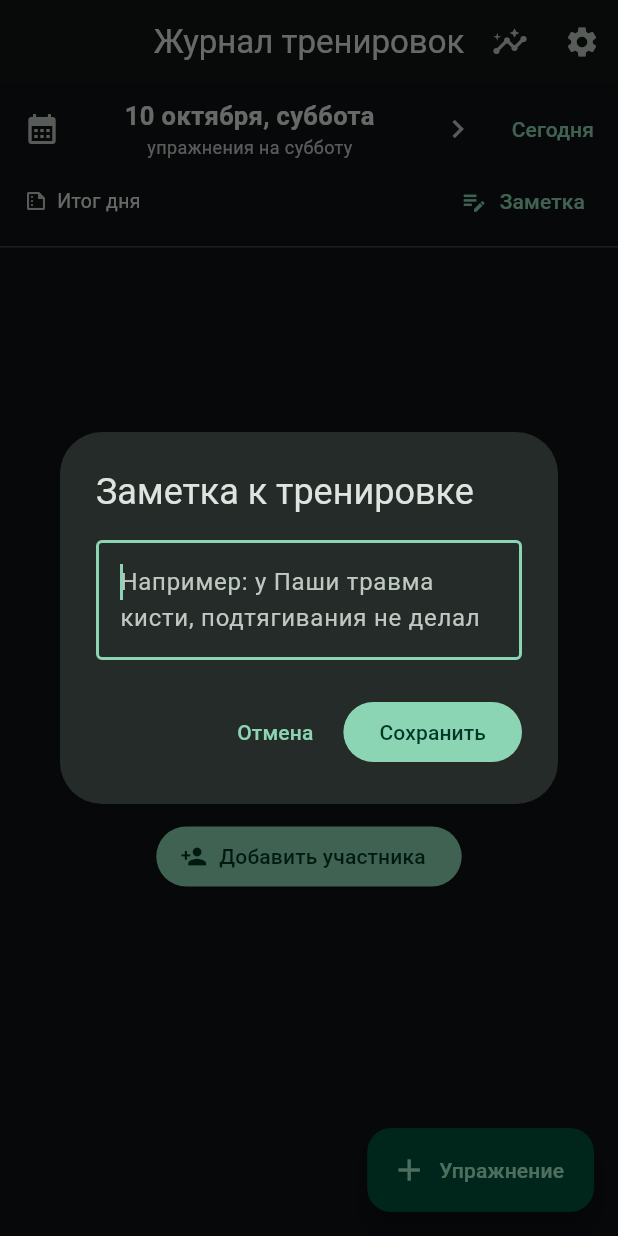
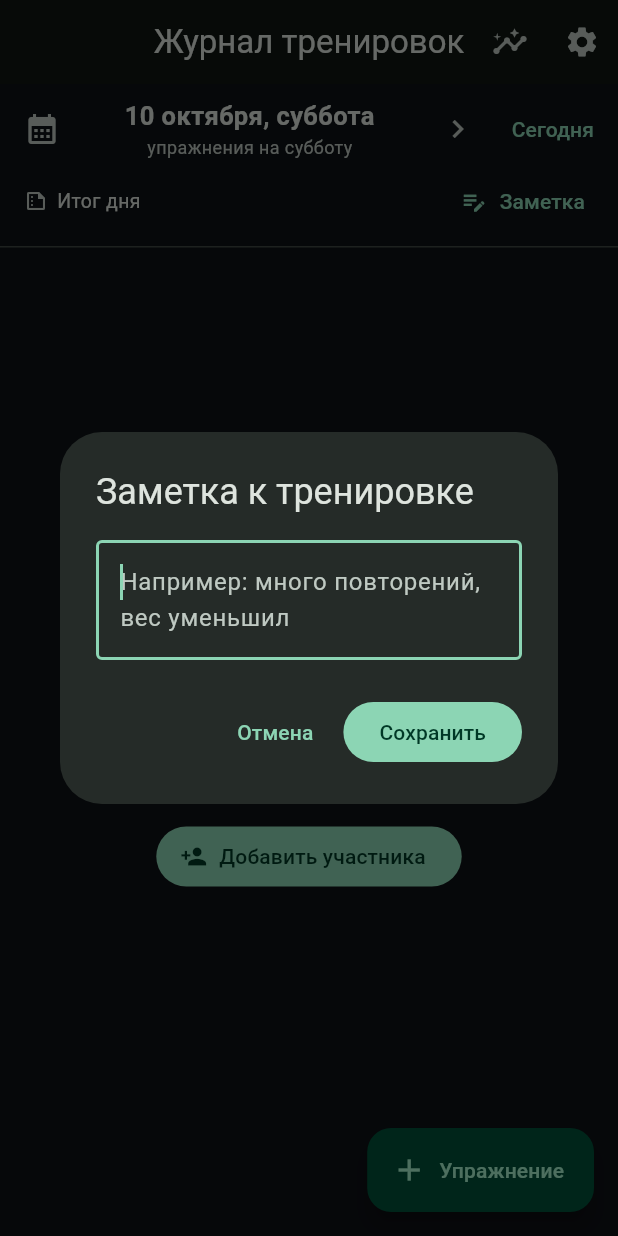
Before and after one commit to PavelChekalin/workout-log, a Flutter app: the screen it shows after launch, after a tap on "Заметка", on a phone screen of 412 x 824 dp. Run offline on Flutter 3.47's test engine with Material 3 defaults, Android fonts, the phone set to English and light mode, and no system bars; our stand-ins replace shared_preferences.

Commit message:
Иконка (кенгура со штангой, без букв), название «Журнал тренировок», убран пример-подсказка в заметке

```diff
--- a/lib/main.dart
+++ b/lib/main.dart
@@ -253,7 +253,7 @@ class _MainScreenState extends State<MainScreen> {
           maxLines: 5,
           textCapitalization: TextCapitalization.sentences,
           decoration: const InputDecoration(
-            hintText: 'Например: у Паши травма кисти, подтягивания не делал',
+            hintText: 'Например: много повторений, вес уменьшил',
             border: OutlineInputBorder(),
           ),
         ),
```
Also changed, not shown: 29 other files.
